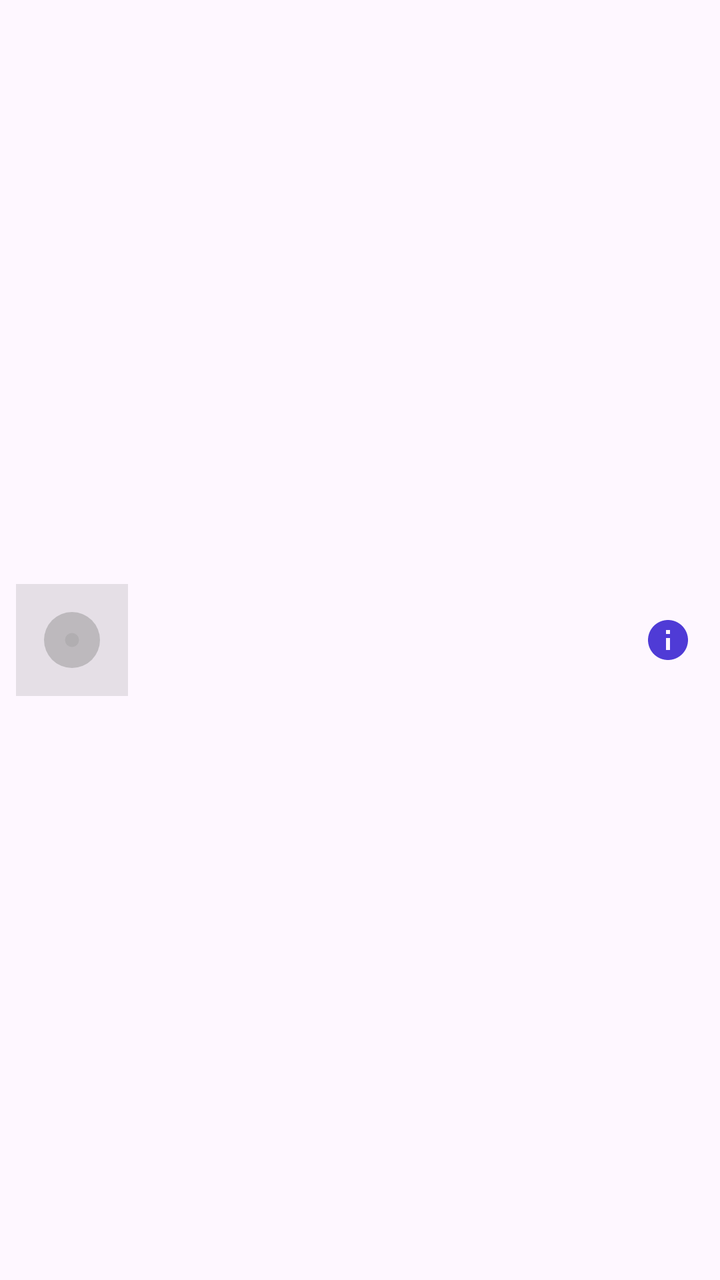
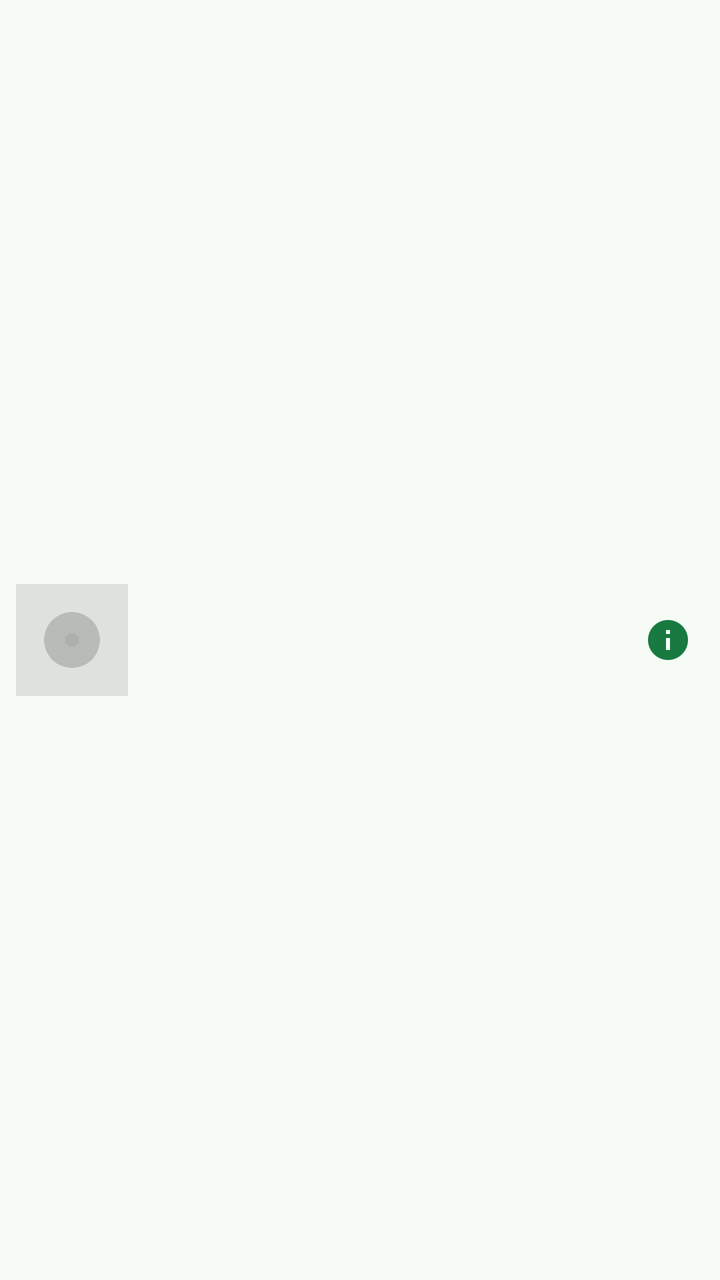

The first picture is an Android layout as it rendered before a commit; the second is the same layout after the commit. The layout source and the unified diff follow.
<!-- AndroidManifest.xml: application theme Theme.AlbumSnap -->
<!-- res/layout/item_album.xml -->
<?xml version="1.0" encoding="utf-8"?>
<LinearLayout xmlns:android="http://schemas.android.com/apk/res/android"
    xmlns:app="http://schemas.android.com/apk/res-auto"
    android:layout_width="match_parent"
    android:layout_height="wrap_content"
    android:gravity="center_vertical"
    android:orientation="horizontal"
    android:paddingStart="8dp"
    android:paddingTop="8dp"
    android:paddingEnd="4dp"
    android:paddingBottom="8dp">

    <ImageView
        android:id="@+id/imgCover"
        android:layout_width="56dp"
        android:layout_height="56dp"
        android:importantForAccessibility="no"
        android:scaleType="centerCrop"
        android:src="@drawable/ic_album_placeholder" />

    <LinearLayout
        android:layout_width="0dp"
        android:layout_height="wrap_content"
        android:layout_marginStart="12dp"
        android:layout_weight="1"
        android:orientation="vertical">

        <TextView
            android:id="@+id/txtTitle"
            android:layout_width="match_parent"
            android:layout_height="wrap_content"
            android:ellipsize="end"
            android:maxLines="1"
            android:textAppearance="?attr/textAppearanceBodyLarge"
            android:textStyle="bold" />

        <TextView
            android:id="@+id/txtArtist"
            android:layout_width="match_parent"
            android:layout_height="wrap_content"
            android:ellipsize="end"
            android:maxLines="1"
            android:textAppearance="?attr/textAppearanceBodyMedium"
            android:textColor="?android:attr/textColorSecondary" />
    </LinearLayout>

    <ImageButton
        android:id="@+id/btnInfo"
        android:layout_width="44dp"
        android:layout_height="44dp"
        android:background="?attr/selectableItemBackgroundBorderless"
        android:contentDescription="@string/menu_info_cd"
        android:focusable="false"
        android:focusableInTouchMode="false"
        android:src="@drawable/ic_info"
        app:tint="?attr/colorPrimary" />
</LinearLayout>
<!-- resources referenced by this layout -->
<resources>
  <!-- drawable ic_album_placeholder (drawable) -->
  <?xml version="1.0" encoding="utf-8"?>
  <vector xmlns:android="http://schemas.android.com/apk/res/android"
      android:width="64dp"
      android:height="64dp"
      android:viewportWidth="64"
      android:viewportHeight="64">
      <path
          android:fillColor="#33808080"
          android:pathData="M0,0h64v64h-64z" />
      <path
          android:fillColor="#66808080"
          android:pathData="M32,32m-16,0a16,16 0 1,0 32,0a16,16 0 1,0 -32,0" />
      <path
          android:fillColor="#33808080"
          android:pathData="M32,32m-4,0a4,4 0 1,0 8,0a4,4 0 1,0 -8,0" />
  </vector>
  <!-- drawable ic_info (drawable) -->
  <?xml version="1.0" encoding="utf-8"?>
  <vector xmlns:android="http://schemas.android.com/apk/res/android"
      android:width="24dp"
      android:height="24dp"
      android:viewportWidth="24"
      android:viewportHeight="24">
      <path
          android:fillColor="#FF000000"
          android:pathData="M12,2C6.48,2 2,6.48 2,12s4.48,10 10,10 10,-4.48 10,-10S17.52,2 12,2zM13,17h-2v-6h2v6zM13,9h-2L11,7h2v2z" />
  </vector>
  <string name="menu_info_cd">Album details</string>
  <style name="Theme.AlbumSnap" parent="Base.Theme.AlbumSnap" />
  <style name="Base.Theme.AlbumSnap" parent="Theme.Material3.DayNight.NoActionBar">
          <item name="colorPrimary">@color/brand_primary</item>
          <item name="colorOnPrimary">@color/white</item>
          <item name="colorPrimaryContainer">@color/brand_primary_container</item>
          <item name="colorOnPrimaryContainer">@color/brand_on_primary_container</item>
      </style>
  <color name="brand_primary">#FF4F3BD6</color>
  <color name="white">#FFFFFFFF</color>
  <color name="brand_primary_container">#FFE4DFFF</color>
  <color name="brand_on_primary_container">#FF14006B</color>
</resources>

<!-- the commit's change to res/layout/item_album.xml (unified diff, before → after) -->
@@ -53,5 +53,5 @@
         android:focusable="false"
         android:focusableInTouchMode="false"
         android:src="@drawable/ic_info"
-        app:tint="?attr/colorPrimary" />
+        app:tint="?attr/colorSecondary" />
 </LinearLayout>
<!-- resource entries referenced after the edit -->
@@ -31,14 +31,36 @@
   <string name="menu_info_cd">Album details</string>
   <style name="Theme.AlbumSnap" parent="Base.Theme.AlbumSnap" />
   <style name="Base.Theme.AlbumSnap" parent="Theme.Material3.DayNight.NoActionBar">
-          <item name="colorPrimary">@color/brand_primary</item>
-          <item name="colorOnPrimary">@color/white</item>
-          <item name="colorPrimaryContainer">@color/brand_primary_container</item>
-          <item name="colorOnPrimaryContainer">@color/brand_on_primary_container</item>
+          <item name="colorPrimary">@color/theme_primary</item>
+          <item name="colorOnPrimary">@color/theme_on_primary</item>
+          <item name="colorPrimaryContainer">@color/theme_primary_container</item>
+          <item name="colorOnPrimaryContainer">@color/theme_on_primary_container</item>
+          <item name="colorSecondary">@color/theme_secondary</item>
+          <item name="colorOnSecondary">@color/theme_on_secondary</item>
+          <item name="colorSecondaryContainer">@color/theme_secondary_container</item>
+          <item name="colorOnSecondaryContainer">@color/theme_on_secondary_container</item>
+          <item name="android:colorBackground">@color/theme_background</item>
+          <item name="colorOnBackground">@color/theme_on_background</item>
+          <item name="colorSurface">@color/theme_surface</item>
+          <item name="colorOnSurface">@color/theme_on_surface</item>
+          <item name="colorSurfaceVariant">@color/theme_surface_variant</item>
+          <item name="colorOnSurfaceVariant">@color/theme_on_surface_variant</item>
+          <item name="colorOutline">@color/theme_outline</item>
       </style>
-  <color name="brand_primary">#FF4F3BD6</color>
-  <color name="white">#FFFFFFFF</color>
-  <color name="brand_primary_container">#FFE4DFFF</color>
-  <color name="brand_on_primary_container">#FF14006B</color>
+  <color name="theme_primary">#FF2AC661</color>
+  <color name="theme_on_primary">#FF052E14</color>
+  <color name="theme_primary_container">#FFC6F5D6</color>
+  <color name="theme_on_primary_container">#FF0A3D1E</color>
+  <color name="theme_secondary">#FF187A41</color>
+  <color name="theme_on_secondary">#FFFFFFFF</color>
+  <color name="theme_secondary_container">#FFDDEFE2</color>
+  <color name="theme_on_secondary_container">#FF123D24</color>
+  <color name="theme_background">#FFF6FBF6</color>
+  <color name="theme_on_background">#FF171D18</color>
+  <color name="theme_surface">#FFF6FBF6</color>
+  <color name="theme_on_surface">#FF171D18</color>
+  <color name="theme_surface_variant">#FFDCE5DC</color>
+  <color name="theme_on_surface_variant">#FF404941</color>
+  <color name="theme_outline">#FF707970</color>
 </resources>
 
